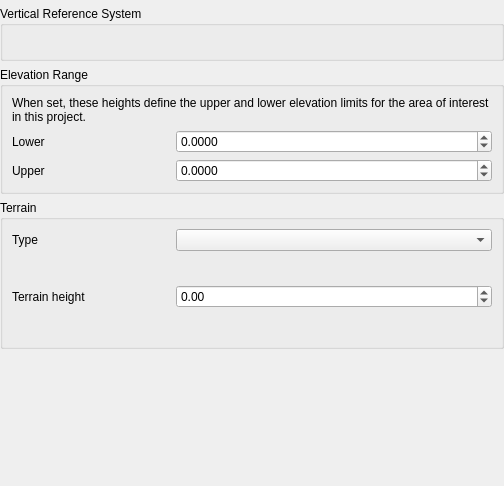
qgis/QGIS, file src/ui/qgsprojectelevationsettingswidgetbase.ui: the form before one commit.
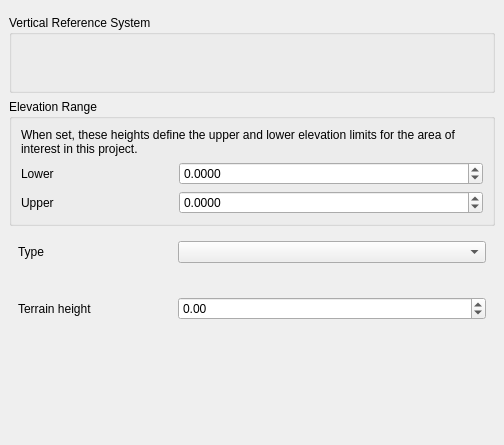
The form after the commit. The open tabs and pages were chosen to show the change. Custom widgets are drawn as their Qt base class.

Commit message:
Add scrollbar to Project elevation tab
and make the terrain group collapsible

Fixes #58497

```diff
--- a/src/ui/qgsprojectelevationsettingswidgetbase.ui
+++ b/src/ui/qgsprojectelevationsettingswidgetbase.ui
@@ -7,13 +7,13 @@
     <x>0</x>
     <y>0</y>
     <width>504</width>
-    <height>486</height>
+    <height>445</height>
    </rect>
   </property>
   <property name="windowTitle">
    <string>Project Elevation Settings</string>
   </property>
-  <layout class="QVBoxLayout" name="verticalLayout" stretch="0,0,0,0,0,1">
+  <layout class="QVBoxLayout" name="verticalLayout" stretch="0">
    <property name="leftMargin">
     <number>0</number>
    </property>
@@ -26,6 +26,24 @@
    <property name="bottomMargin">
     <number>0</number>
    </property>
+   <item>
+    <widget class="QScrollArea" name="scrollArea">
+     <property name="frameShape">
+      <enum>QFrame::NoFrame</enum>
+     </property>
+     <property name="widgetResizable">
+      <bool>true</bool>
+     </property>
+     <widget class="QWidget" name="scrollAreaWidgetContents">
+      <property name="geometry">
+       <rect>
+        <x>0</x>
+        <y>0</y>
+        <width>504</width>
+        <height>445</height>
+       </rect>
+      </property>
+      <layout class="QVBoxLayout" name="verticalLayout_4">
    <item>
     <widget class="QgsMessageBar" name="mMessageBar" native="true"/>
    </item>
@@ -165,8 +183,8 @@
     </widget>
    </item>
    <item>
-    <widget class="QGroupBox" name="groupBox">
-     <property name="title">
+        <widget class="QgsCollapsibleGroupBox" name="mTerrainGroupBox" native="true">
+         <property name="title" stdset="0">
       <string>Terrain</string>
      </property>
      <layout class="QGridLayout" name="gridLayout_4" columnstretch="1,2">
@@ -348,13 +366,17 @@
      <property name="sizeHint" stdset="0">
       <size>
        <width>20</width>
-       <height>140</height>
+           <height>0</height>
       </size>
      </property>
     </spacer>
    </item>
   </layout>
  </widget>
+    </widget>
+   </item>
+  </layout>
+ </widget>
  <customwidgets>
   <customwidget>
    <class>QgsDoubleSpinBox</class>
@@ -366,18 +388,23 @@
    <extends>QComboBox</extends>
    <header>qgsmaplayercombobox.h</header>
   </customwidget>
-  <customwidget>
-   <class>QgsMessageBar</class>
-   <extends>QWidget</extends>
-   <header>qgsmessagebar.h</header>
-   <container>1</container>
-  </customwidget>
   <customwidget>
    <class>QgsStackedWidget</class>
    <extends>QStackedWidget</extends>
    <header>qgsstackedwidget.h</header>
    <container>1</container>
   </customwidget>
+  <customwidget>
+   <class>QgsCollapsibleGroupBox</class>
+   <extends>QWidget</extends>
+   <header>qgscollapsiblegroupbox.h</header>
+  </customwidget>
+  <customwidget>
+   <class>QgsMessageBar</class>
+   <extends>QWidget</extends>
+   <header>qgsmessagebar.h</header>
+   <container>1</container>
+  </customwidget>
  </customwidgets>
  <tabstops>
   <tabstop>mComboTerrainType</tabstop>
```
Left out of the diff: 3 changed lines with no effect on the pictures. Lines whose indentation alone changed are shown as unchanged.
